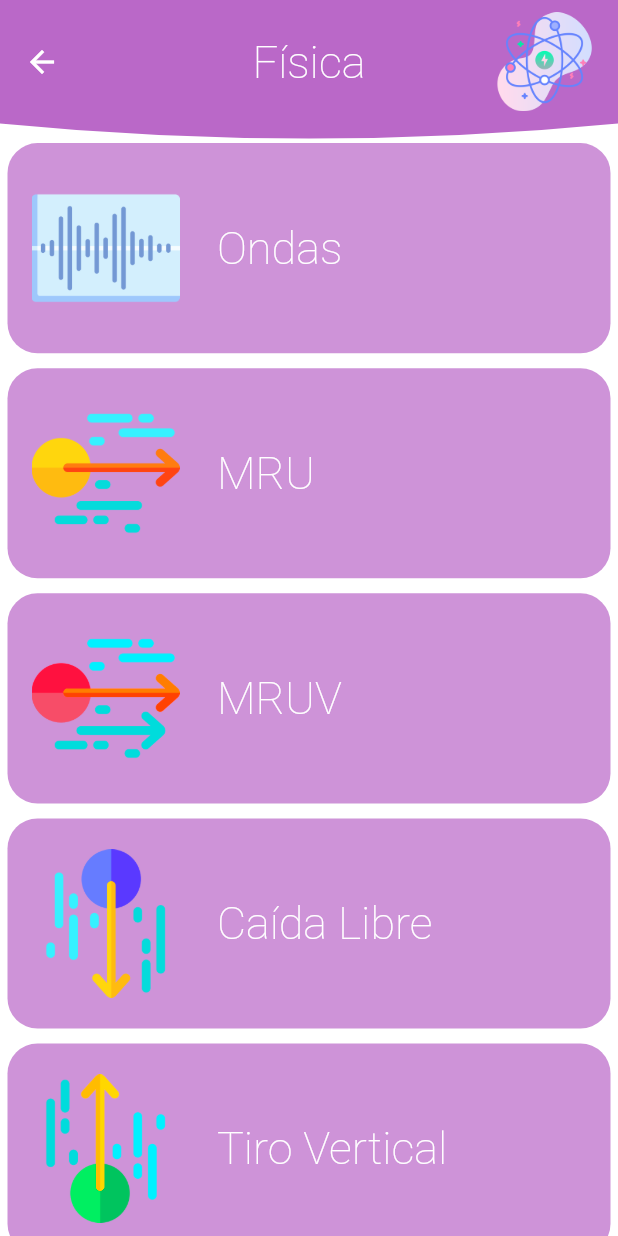
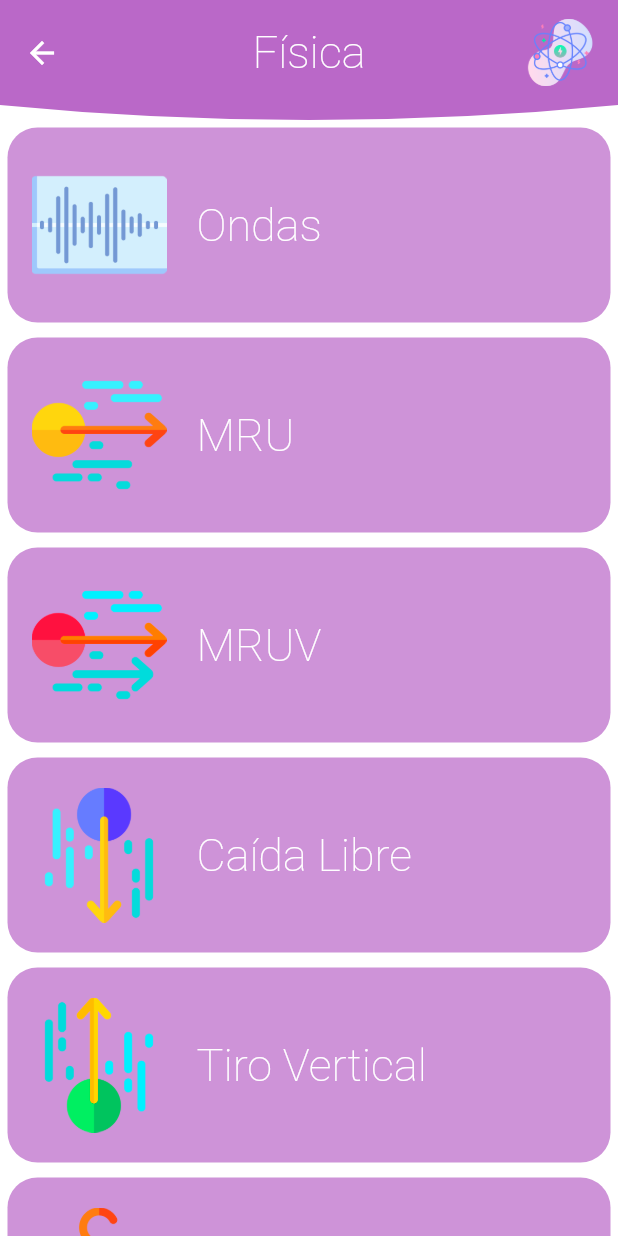
Before and after one commit to JordiDeSanta/PTUFormulas, a Flutter app: the screen it shows after launch, after a tap on "Física", on a phone screen of 412 x 824 dp. Run offline on Flutter 3.47's test engine with Material 2 defaults, Android fonts, the phone set to English and light mode, and no system bars; our stand-ins replace google_mobile_ads; network calls fail.

Commit message:
Pages size fixed with aspect ratio

```diff
--- a/lib/src/pages/course_page.dart
+++ b/lib/src/pages/course_page.dart
@@ -10,7 +10,7 @@ class CoursePage extends StatelessWidget {
   @override
   Widget build(BuildContext context) {
     final CourseArguments args = ModalRoute.of(context).settings.arguments;
-    double height = MediaQuery.of(context).size.height;
+    double size = MediaQuery.of(context).size.aspectRatio;
 
     return Container(
       child: Scaffold(
@@ -20,13 +20,13 @@ class CoursePage extends StatelessWidget {
           centerTitle: true,
           backgroundColor: args.color,
           elevation: 0.0,
-          toolbarHeight: height * 0.1,
+          toolbarHeight: size * 140,
           shape: const CurvedBorder(10.0),
           actions: [
             ElevatedButton(
               onPressed: () {},
               child: Image(
-                width: height * 0.08,
+                width: size * 90,
                 image: args.img,
               ),
               style: ButtonStyle(
@@ -39,7 +39,7 @@ class CoursePage extends StatelessWidget {
         body: Container(
           child: SingleChildScrollView(
             child: Column(
-              children: _createTiles(args),
+              children: _createTiles(args, size),
             ),
           ),
         ),
@@ -47,8 +47,8 @@ class CoursePage extends StatelessWidget {
     );
   }
 
-  List<Widget> _createTiles(CourseArguments args) {
-    List<Widget> contentTiles = [SizedBox(height: 8.0)];
+  List<Widget> _createTiles(CourseArguments args, double size) {
+    List<Widget> contentTiles = [SizedBox(height: size * 20)];
 
     for (var content in args.contents) {
       final tempTile = ContentTileWidget(
--- a/lib/src/widgets/content_tile_widget.dart
+++ b/lib/src/widgets/content_tile_widget.dart
@@ -12,11 +12,10 @@ class ContentTileWidget extends StatelessWidget {
 
   @override
   Widget build(BuildContext context) {
-    double height = MediaQuery.of(context).size.height;
-    double width = MediaQuery.of(context).size.width;
+    double size = MediaQuery.of(context).size.aspectRatio;
 
     return Padding(
-      padding: const EdgeInsets.symmetric(vertical: 5.0, horizontal: 5.0),
+      padding: EdgeInsets.symmetric(vertical: size * 10, horizontal: size * 10),
       child: ElevatedButton(
         style: ButtonStyle(
           elevation: MaterialStateProperty.all(0.0),
@@ -28,17 +27,17 @@ class ContentTileWidget extends StatelessWidget {
           backgroundColor: MaterialStateProperty.all(color),
         ),
         child: Container(
-          padding: EdgeInsets.symmetric(vertical: height * 0.025),
+          padding: EdgeInsets.symmetric(vertical: size * 40),
           child: Row(
             children: [
               Image(
-                height: height * 0.12,
+                height: size * 180,
                 image: settings.img,
                 fit: BoxFit.cover,
               ),
               Container(
-                padding: EdgeInsets.only(left: width * 0.06),
-                width: width * 0.6,
+                padding: EdgeInsets.only(left: size * 40),
+                width: size * 450,
                 child: Text(
                   settings.title,
                   style: styles.getCourse(context),
```
